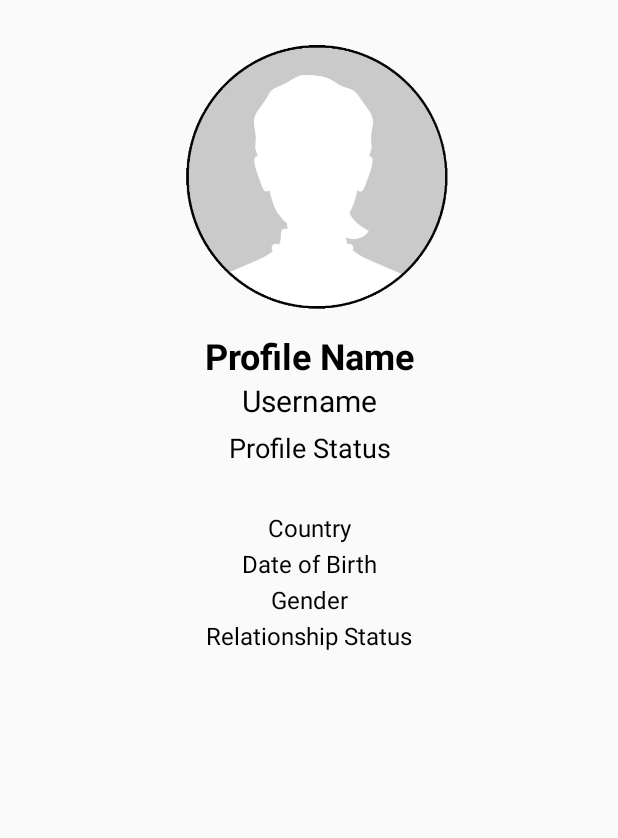
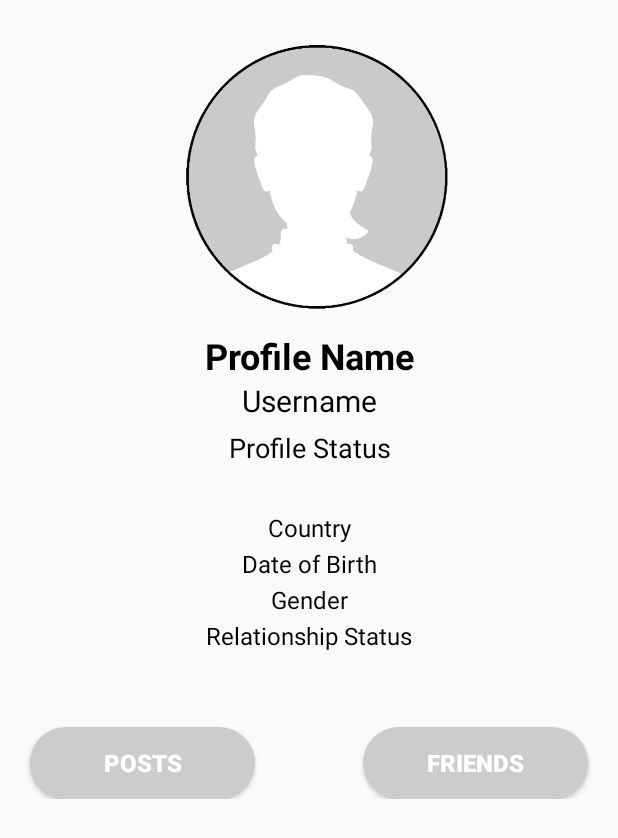
Before and after one commit to oescob16/Be_My_Hero_App, an Android app: the layout activity_profile.xml on its own in the app's theme, with its tools: preview values and no code run, on a phone screen of 412 x 824 dp. Shown: the top 838 px of the screen. Run offline under Robolectric (Android 15) with nearby library versions, the phone set to English and light mode, and no system bars.

Commit message:
Added two new buttons.

```diff
--- a/app/src/main/res/layout/activity_profile.xml
+++ b/app/src/main/res/layout/activity_profile.xml
@@ -107,6 +107,36 @@
                 android:textColor="@android:color/black"
                 android:textSize="16sp"/>
 
+            <Button
+                android:id="@+id/profile_posts"
+                android:layout_width="150dp"
+                android:layout_height="wrap_content"
+                android:layout_below="@id/profile_relationship"
+                android:layout_alignParentStart="true"
+                android:layout_alignParentBottom="true"
+                android:layout_marginStart="20dp"
+                android:layout_marginTop="50dp"
+                android:background="@drawable/button"
+                android:text="Posts"
+                android:textColor="@android:color/white"
+                android:textSize="16sp"
+                android:textStyle="bold" />
+
+            <Button
+                android:id="@+id/profile_friends"
+                android:layout_width="150dp"
+                android:layout_height="wrap_content"
+                android:layout_alignParentBottom="true"
+                android:layout_alignParentEnd="true"
+                android:layout_marginEnd="20dp"
+                android:layout_marginTop="50dp"
+                android:text="Friends"
+                android:background="@drawable/button"
+                android:textSize="16sp"
+                android:textStyle="bold"
+                android:textColor="@android:color/white"
+                android:layout_below="@id/profile_relationship"/>
+
         </RelativeLayout>
 
     </ScrollView>
```
